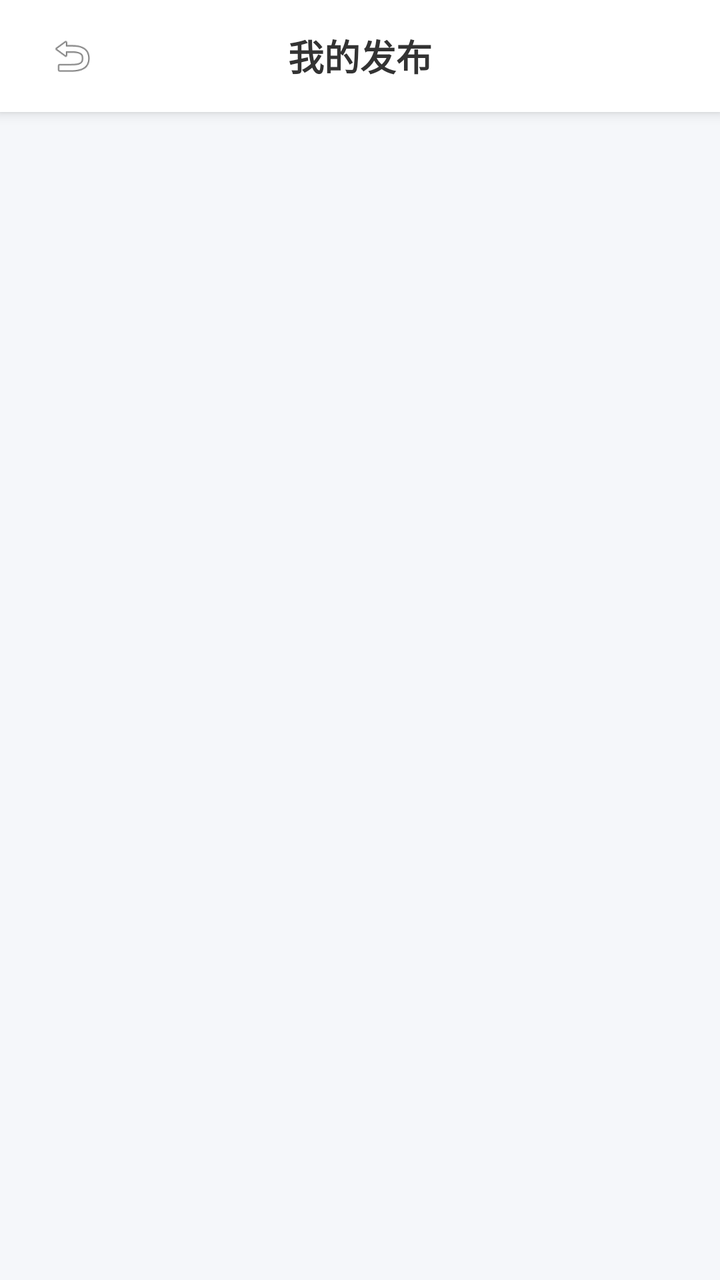
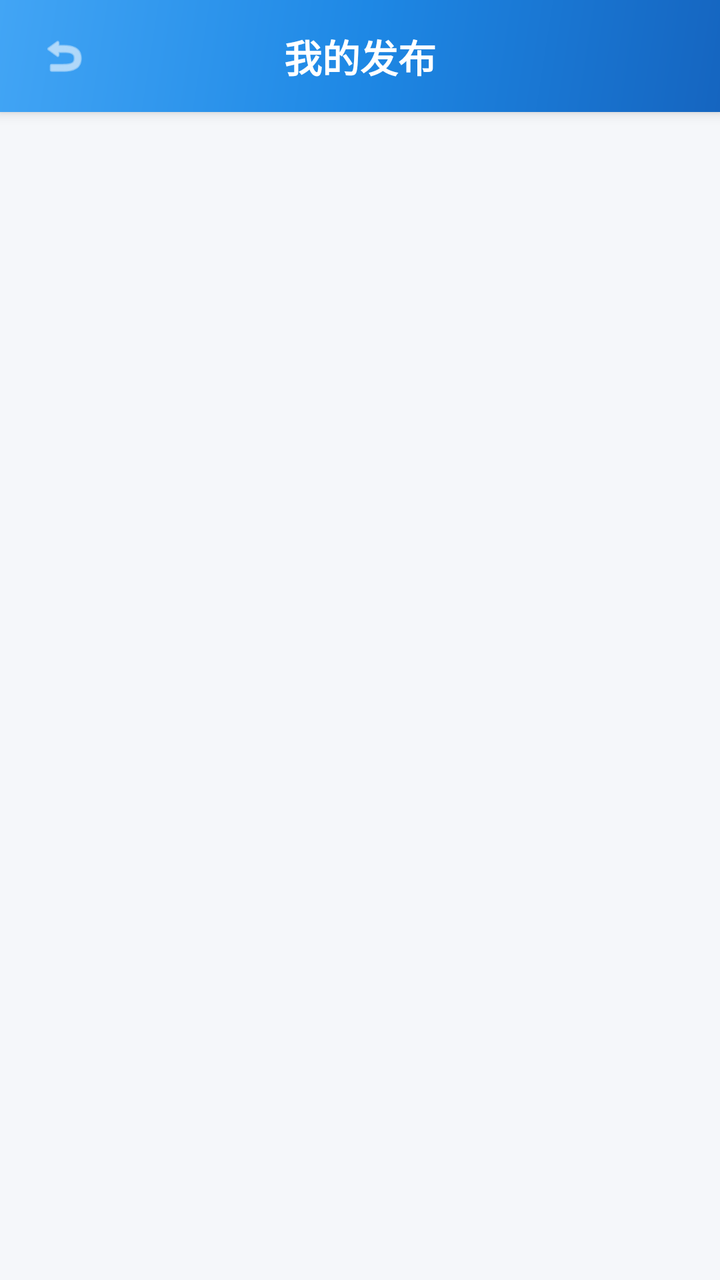

The first picture is an Android layout as it rendered before a commit; the second is the same layout after the commit. The layout source and the unified diff follow.
<!-- AndroidManifest.xml: application theme Theme.SchoolTrade -->
<!-- res/layout/activity_my_publish.xml -->
<?xml version="1.0" encoding="utf-8"?>
<LinearLayout
    xmlns:android="http://schemas.android.com/apk/res/android"
    xmlns:app="http://schemas.android.com/apk/res-auto"
    android:layout_width="match_parent"
    android:layout_height="match_parent"
    android:orientation="vertical"
    android:background="@color/bg_gray">

    
    <LinearLayout
        android:layout_width="match_parent"
        android:layout_height="56dp"
        android:orientation="horizontal"
        android:gravity="center_vertical"
        android:paddingHorizontal="16dp"
        android:background="@color/white"
        android:elevation="4dp">

        <ImageView
            android:id="@+id/btn_back"
            android:layout_width="40dp"
            android:layout_height="40dp"
            android:src="@android:drawable/ic_menu_revert"
            android:padding="8dp"
            android:clickable="true"
            android:focusable="true"
            android:background="?attr/selectableItemBackgroundBorderless" />

        <TextView
            android:layout_width="0dp"
            android:layout_height="wrap_content"
            android:layout_weight="1"
            android:text="我的发布"
            android:textSize="18sp"
            android:textStyle="bold"
            android:textColor="@color/text_primary"
            android:gravity="center" />

        <View
            android:layout_width="40dp"
            android:layout_height="40dp" />
    </LinearLayout>

    
    <androidx.recyclerview.widget.RecyclerView
        android:id="@+id/recycler_my"
        android:layout_width="match_parent"
        android:layout_height="match_parent"
        android:padding="8dp"
        android:clipToPadding="false" />

</LinearLayout>
<!-- resources referenced by this layout -->
<resources>
  <color name="bg_gray">#F5F7FA</color>
  <color name="text_primary">#333333</color>
  <color name="white">#FFFFFFFF</color>
  <style name="Theme.SchoolTrade" parent="Base.Theme.SchoolTrade" />
  <style name="Base.Theme.SchoolTrade" parent="Theme.Material3.DayNight.NoActionBar">
          <item name="colorPrimary">@color/primary_blue</item>
          <item name="colorPrimaryVariant">@color/primary_dark_blue</item>
          <item name="colorOnPrimary">@color/white</item>
          <item name="colorSecondary">@color/accent_blue</item>
          <item name="colorSecondaryVariant">@color/teal_700</item>
          <item name="colorOnSecondary">@color/black</item>
          <item name="android:statusBarColor">?attr/colorPrimaryVariant</item>
          <item name="android:windowLightStatusBar">false</item>
      </style>
  <color name="primary_blue">#2196F3</color>
  <color name="primary_dark_blue">#1976D2</color>
  <color name="accent_blue">#64B5F6</color>
  <color name="teal_700">#FF018786</color>
  <color name="black">#FF000000</color>
</resources>

<!-- the commit's change to res/layout/activity_my_publish.xml (unified diff, before → after) -->
@@ -11,10 +11,9 @@
     <LinearLayout
         android:layout_width="match_parent"
         android:layout_height="56dp"
-        android:orientation="horizontal"
+        android:background="@drawable/bg_gradient_blue"
         android:gravity="center_vertical"
-        android:paddingHorizontal="16dp"
-        android:background="@color/white"
+        android:paddingHorizontal="12dp"
         android:elevation="4dp">
 
         <ImageView
@@ -22,6 +21,7 @@
             android:layout_width="40dp"
             android:layout_height="40dp"
             android:src="@android:drawable/ic_menu_revert"
+            android:tint="@color/white"
             android:padding="8dp"
             android:clickable="true"
             android:focusable="true"
@@ -32,14 +32,11 @@
             android:layout_height="wrap_content"
             android:layout_weight="1"
             android:text="我的发布"
-            android:textSize="18sp"
+            android:textSize="19sp"
             android:textStyle="bold"
-            android:textColor="@color/text_primary"
-            android:gravity="center" />
-
-        <View
-            android:layout_width="40dp"
-            android:layout_height="40dp" />
+            android:textColor="@color/white"
+            android:gravity="center"
+            android:layout_marginEnd="40dp" />
     </LinearLayout>
 
     
<!-- resource entries referenced after the edit -->
@@ -1,18 +1,29 @@
 <!-- resources referenced by this layout -->
 <resources>
   <color name="bg_gray">#F5F7FA</color>
-  <color name="text_primary">#333333</color>
   <color name="white">#FFFFFFFF</color>
+  <!-- drawable bg_gradient_blue (drawable) -->
+  <?xml version="1.0" encoding="utf-8"?>
+  <shape xmlns:android="http://schemas.android.com/apk/res/android"
+      android:shape="rectangle">
+      <gradient
+          android:startColor="#1565C0"
+          android:centerColor="#1E88E5"
+          android:endColor="#42A5F5"
+          android:angle="135"
+          android:type="linear"/>
+  </shape>
   <style name="Theme.SchoolTrade" parent="Base.Theme.SchoolTrade" />
-  <style name="Base.Theme.SchoolTrade" parent="Theme.Material3.DayNight.NoActionBar">
+  <style name="Base.Theme.SchoolTrade" parent="Theme.Material3.Light.NoActionBar">
           <item name="colorPrimary">@color/primary_blue</item>
           <item name="colorPrimaryVariant">@color/primary_dark_blue</item>
           <item name="colorOnPrimary">@color/white</item>
           <item name="colorSecondary">@color/accent_blue</item>
           <item name="colorSecondaryVariant">@color/teal_700</item>
           <item name="colorOnSecondary">@color/black</item>
-          <item name="android:statusBarColor">?attr/colorPrimaryVariant</item>
+          <item name="android:statusBarColor">@color/primary_dark_blue</item>
           <item name="android:windowLightStatusBar">false</item>
+          <item name="android:windowBackground">@color/bg_gray</item>
       </style>
   <color name="primary_blue">#2196F3</color>
   <color name="primary_dark_blue">#1976D2</color>
